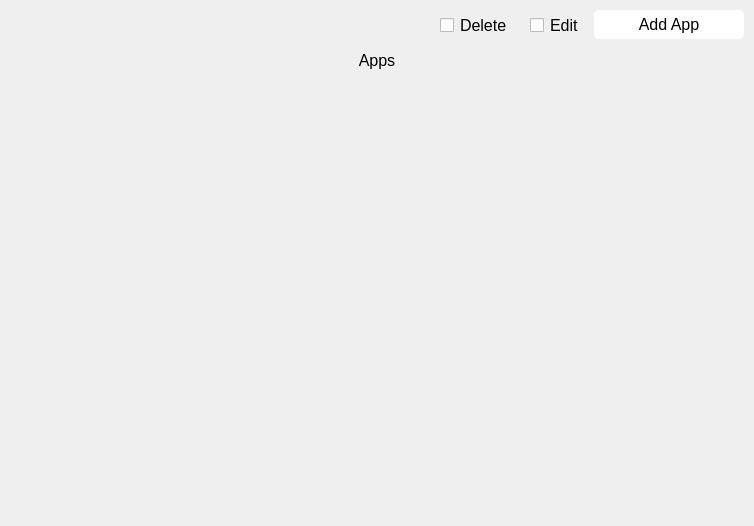
Above: designs/xml/apps_tab.ui from daniel-deru/WorkMate-3.0 before the change. Below: the same form after it.
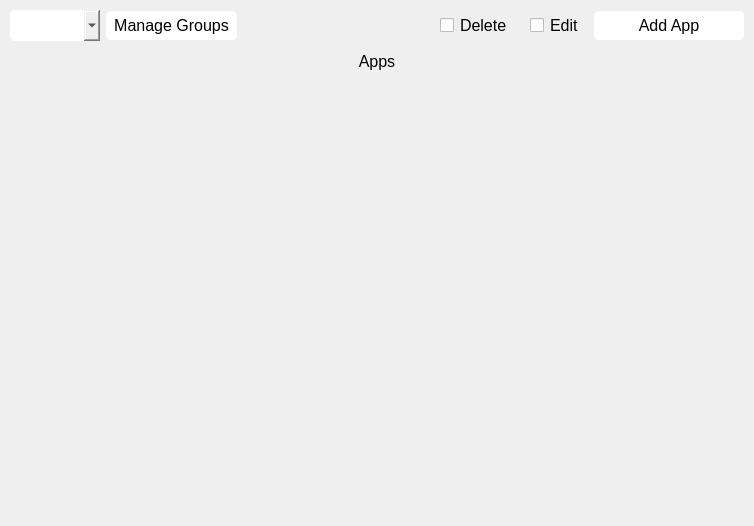
That is the form after the change.

Commit message: added new widgets to the feature windows

```diff
--- a/designs/xml/apps_tab.ui
+++ b/designs/xml/apps_tab.ui
@@ -45,6 +45,19 @@
    </property>
    <item>
     <layout class="QHBoxLayout" name="hbox_open_apps_buttons">
+     <item>
+      <widget class="QComboBox" name="cmb_group"/>
+     </item>
+     <item>
+      <widget class="QPushButton" name="btn_groups">
+       <property name="cursor">
+        <cursorShape>PointingHandCursor</cursorShape>
+       </property>
+       <property name="text">
+        <string>Manage Groups</string>
+       </property>
+      </widget>
+     </item>
      <item>
       <spacer name="horizontalSpacer">
        <property name="orientation">
```
The commit also changes 7 other files.
